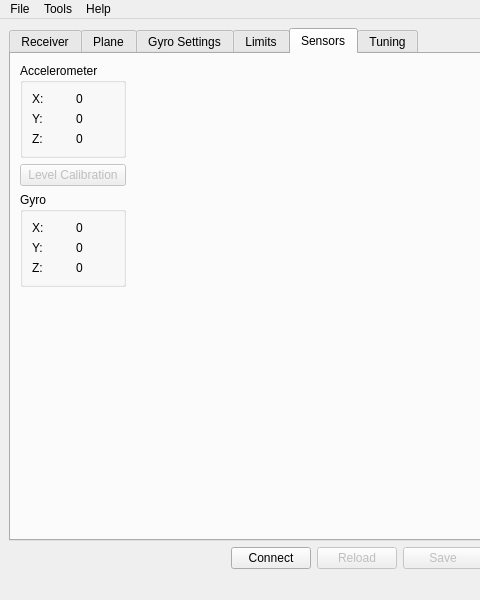
Above: software/RX12GConfig/mainwindow.ui from bemcgarvey/RX12G before the change; both pictures show x 0 to 480 and y 0 to 600 of the 800 by 600 pixel window. Below: the same form after it.
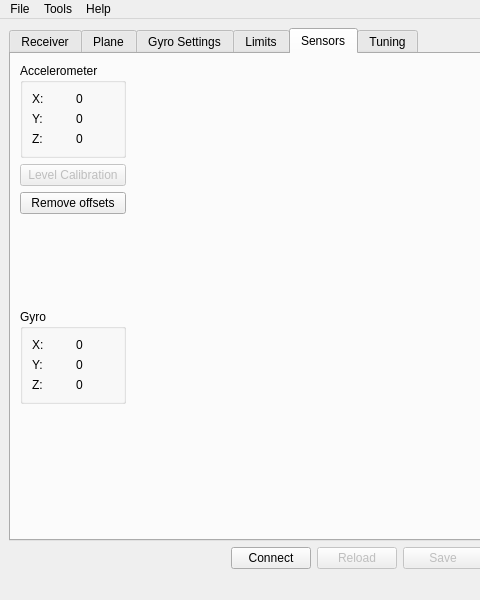
That is the form after the change. The open tabs and pages were chosen to show the change. Icons and pictures are not drawn. Custom widgets are drawn as their Qt base class.

Commit message: Level calibration working

Patch:
```diff
--- a/software/RX12GConfig/mainwindow.ui
+++ b/software/RX12GConfig/mainwindow.ui
@@ -2777,6 +2777,26 @@
               </property>
              </widget>
             </item>
+            <item>
+             <widget class="QPushButton" name="defaultLevelPushButton">
+              <property name="text">
+               <string>Remove offsets</string>
+              </property>
+             </widget>
+            </item>
+            <item>
+             <spacer name="verticalSpacer_21">
+              <property name="orientation">
+               <enum>Qt::Vertical</enum>
+              </property>
+              <property name="sizeHint" stdset="0">
+               <size>
+                <width>20</width>
+                <height>40</height>
+               </size>
+              </property>
+             </spacer>
+            </item>
             <item>
              <widget class="QGroupBox" name="groupBox_10">
               <property name="title">
@@ -2858,8 +2878,8 @@
             </property>
             <property name="sizeHint" stdset="0">
              <size>
-              <width>40</width>
-              <height>20</height>
+              <width>13</width>
+              <height>429</height>
              </size>
             </property>
            </spacer>
```
The commit also changes 9 other files.
